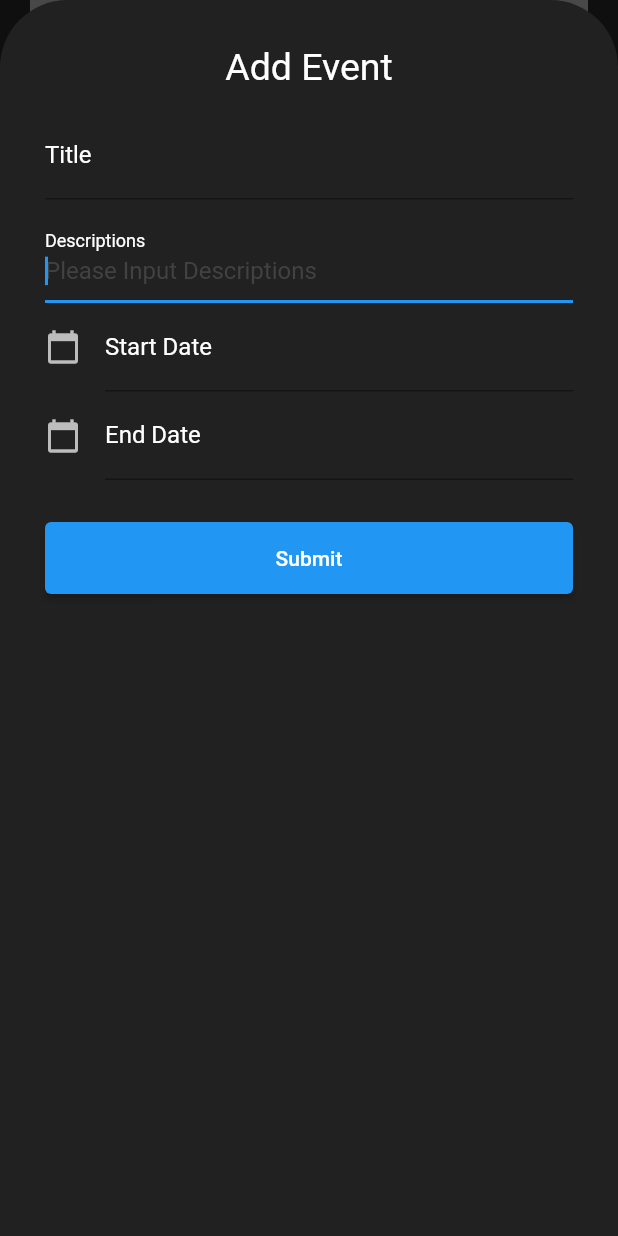
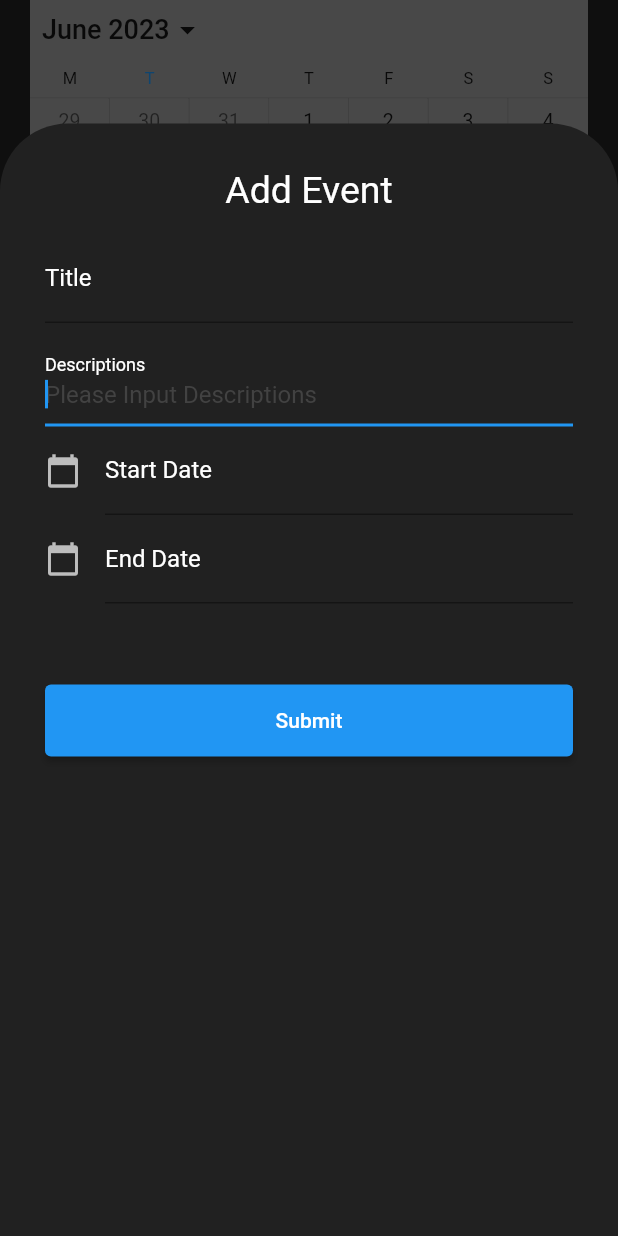
Before and after one commit to matthew99617/funds_management, a Flutter app: the CalendarScreen screen opened by its route, after a tap on "Add Event", on a phone screen of 412 x 824 dp. Run offline on Flutter 3.47's test engine with Material 2 defaults, Android fonts, the phone set to English and light mode, and no system bars; drawn by our look-alikes of syncfusion_flutter_calendar; our stand-ins replace auto_route, bloc, date_field, flutter_bloc, fluttertoast, shared_preferences; accounts and stored records are empty.

Commit message:
Bug Fix on ShowBottomSheet (add Event)

```diff
--- a/lib/presentation/screen/calendar/calendar_screen.dart
+++ b/lib/presentation/screen/calendar/calendar_screen.dart
@@ -68,7 +68,7 @@ class _CalendarScreenState extends State<CalendarScreen> {
             context: context,
             constraints: BoxConstraints.loose(Size(
               MediaQuery.of(context).size.width,
-              MediaQuery.of(context).size.height,)
+              MediaQuery.of(context).size.height * 0.9,)
             ),
             isScrollControlled: true,
             shape: RoundedRectangleBorder(
@@ -99,11 +99,9 @@ class _CalendarScreenState extends State<CalendarScreen> {
               appointmentDisplayCount: 4,
             ),
             onTap: calendarTapped,
-            viewNavigationMode: ViewNavigationMode.snap,
             backgroundColor: Colors.grey,
             firstDayOfWeek: 1,
           showDatePickerButton: true,
-          allowViewNavigation: true,
           ),
       )
     );
--- a/lib/presentation/screen/calendar/component/calendar_bottom_sheet.dart
+++ b/lib/presentation/screen/calendar/component/calendar_bottom_sheet.dart
@@ -1,5 +1,6 @@
 import 'package:date_field/date_field.dart';
 import 'package:flutter/material.dart';
+import 'package:fluttertoast/fluttertoast.dart';
 import 'package:funds_management/shared/colors.dart';
 import 'package:intl/intl.dart';
 
@@ -28,7 +29,7 @@ class _CalendarBottomSheetState extends State<CalendarBottomSheet> {
   final GlobalKey _formKey = GlobalKey<FormState>();
   TextEditingController dateInputStartDate = TextEditingController();
   TextEditingController dateInputEndDate = TextEditingController();
-
+  var temp = "";
 
   DateTime firstYear = DateTime.now();
   DateTime lastYear = DateTime.utc(DateTime.now().year.toInt() + 1 , 12, 31);
@@ -182,6 +183,8 @@ class _CalendarBottomSheetState extends State<CalendarBottomSheet> {
                 return v!.trim().isNotEmpty ? null : "You don't have any change on EndDate!!";
               },
             ),
+            SizedBox(height: 10,),
+            Text(temp.toString()),
             Padding(
               padding: const EdgeInsets.only(top: 28.0),
               child: Row(
@@ -194,7 +197,11 @@ class _CalendarBottomSheetState extends State<CalendarBottomSheet> {
                       ),
                       onPressed: () {
                         if ((_formKey.currentState as FormState).validate()) {
-
+                          // if (DateTime.parse(dateInputStartDate.text).isBefore(DateTime.parse(dateInputEndDate.text))){
+                          //   setState(() {
+                          //     Text("EndDateTime must before StartDateTime!");
+                          //   });
+                          // }
                         }
                       },
                     ),
--- a/pubspec.yaml
+++ b/pubspec.yaml
@@ -51,6 +51,7 @@ dependencies:
   convert: ^3.1.1
   json_annotation: ^4.8.1
   date_field: ^3.0.5
+  fluttertoast: ^8.2.2
 
 dev_dependencies:
   flutter_test:
```
Also changed, not shown: pubspec.lock.
